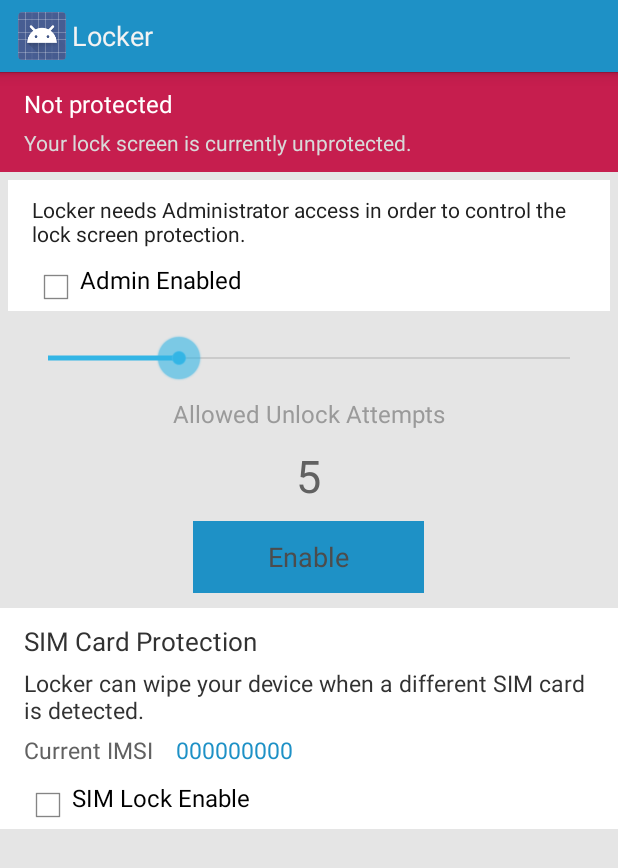
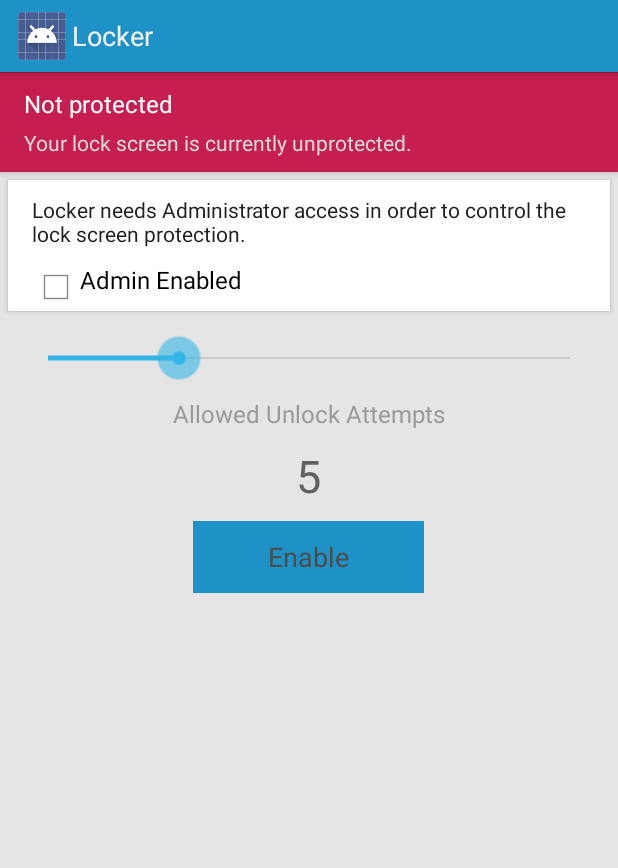
Before and after one commit to vaginessa/Locker, an Android app: the screen it shows after launch (MainActivity), on a phone screen of 412 x 824 dp. Shown: the top 868 px of the screen. Run offline under Robolectric (Android 15) with nearby library versions, the phone set to English and light mode, and no system bars.

Commit message:
Added some nice elevation to layout elements on main fragment layout.

```diff
--- a/android/app/src/main/res/layout/fragment_main.xml
+++ b/android/app/src/main/res/layout/fragment_main.xml
@@ -10,6 +10,7 @@
         android:id="@+id/top_layout"
         android:layout_width="match_parent"
         android:background="#c61e4e"
+        android:elevation="4dp"
         android:layout_height="wrap_content" >
 
     	<TextView
@@ -44,6 +45,7 @@
         android:layout_marginRight="5dp"
         android:background="#ffffff"
         android:layout_marginTop="5dp"
+        android:elevation="2dp"
         android:layout_below="@id/top_layout"
         android:layout_height="wrap_content" >
 
@@ -118,71 +120,6 @@
         android:onClick="enableProtection"
         android:text="@string/enable" />
 
-    <RelativeLayout
-        android:id="@+id/simLockLayout"
-        android:layout_width="match_parent"
-        android:background="#ffffff"
-        android:layout_marginTop="10dp"
-        android:layout_height="wrap_content"
-        android:layout_below="@id/buttonApply">
-
-        <TextView
-            android:id="@+id/textViewSimTitle"
-            android:layout_marginTop="10dp"
-            android:layout_marginLeft="@dimen/activity_horizontal_margin"
-            android:textSize="17sp"
-            android:layout_width="wrap_content"
-            android:layout_height="wrap_content"
-            android:text="@string/sim_card_lock_title" />
-
-        <TextView
-            android:id="@+id/textViewSimSummary"
-            android:layout_alignLeft="@id/textViewSimTitle"
-            android:layout_marginRight="15dp"
-            android:layout_marginTop="5dp"
-            android:textSize="15sp"
-            android:layout_below="@id/textViewSimTitle"
-            android:layout_width="wrap_content"
-            android:layout_height="wrap_content"
-            android:text="@string/sim_card_lock_summary" />
-
-        <TextView
-            android:id="@+id/textViewSimIdTitle"
-            android:layout_alignLeft="@id/textViewSimTitle"
-            android:layout_marginRight="15dp"
-            android:layout_marginTop="5dp"
-            android:textSize="15sp"
-            android:layout_below="@id/textViewSimSummary"
-            android:layout_width="wrap_content"
-            android:layout_height="wrap_content"
-            android:textColor="#616161"
-            android:text="@string/imsi_title" />
-
-        <TextView
-            android:id="@+id/textViewSimIdValue"
-            android:layout_marginRight="15dp"
-            android:layout_marginTop="5dp"
-            android:layout_toRightOf="@id/textViewSimIdTitle"
-            android:textSize="15sp"
-            android:layout_below="@id/textViewSimSummary"
-            android:layout_width="wrap_content"
-            android:layout_height="wrap_content"
-            android:textColor="#1e91c6"
-            android:text="000000000" />
-
-        <CheckBox
-            android:id="@+id/checkBoxSimLock"
-            android:layout_width="wrap_content"
-            android:layout_height="wrap_content"
-            android:layout_alignLeft="@id/textViewSimIdTitle"
-            android:layout_below="@id/textViewSimIdTitle"
-            android:layout_marginTop="10dp"
-            android:paddingBottom="10dp"
-            android:onClick="onSimLockCheckboxClicked"
-            android:text="@string/sim_card_lock_enable" />
-
-
-    </RelativeLayout>
 
 
 </RelativeLayout>
```
